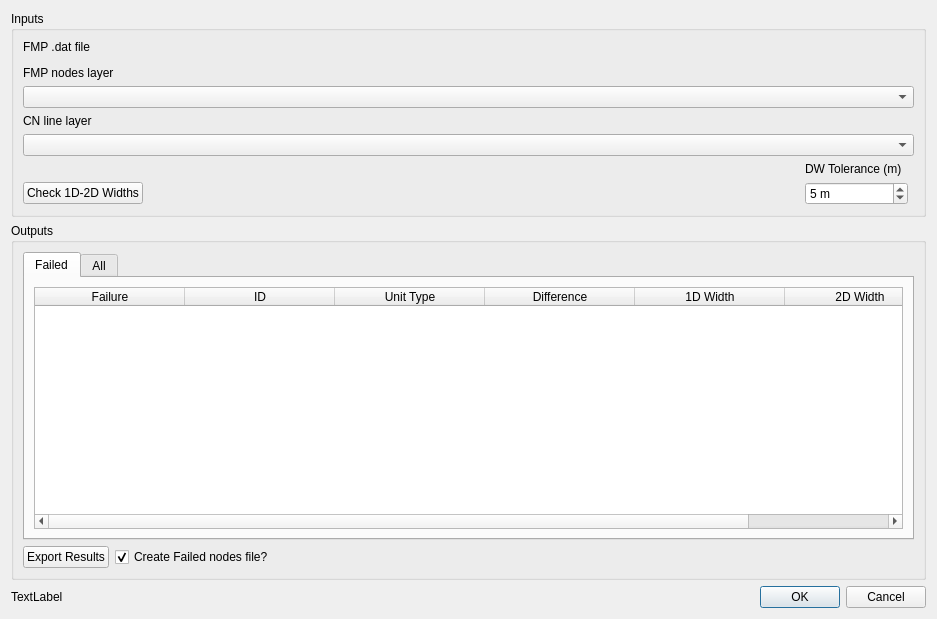
This is mod_check/forms/ui_fmptuflow_widthcheck_dialog.ui in duncan-r/ModCheck as Qt 5 draws it before an edit. The edited form follows.
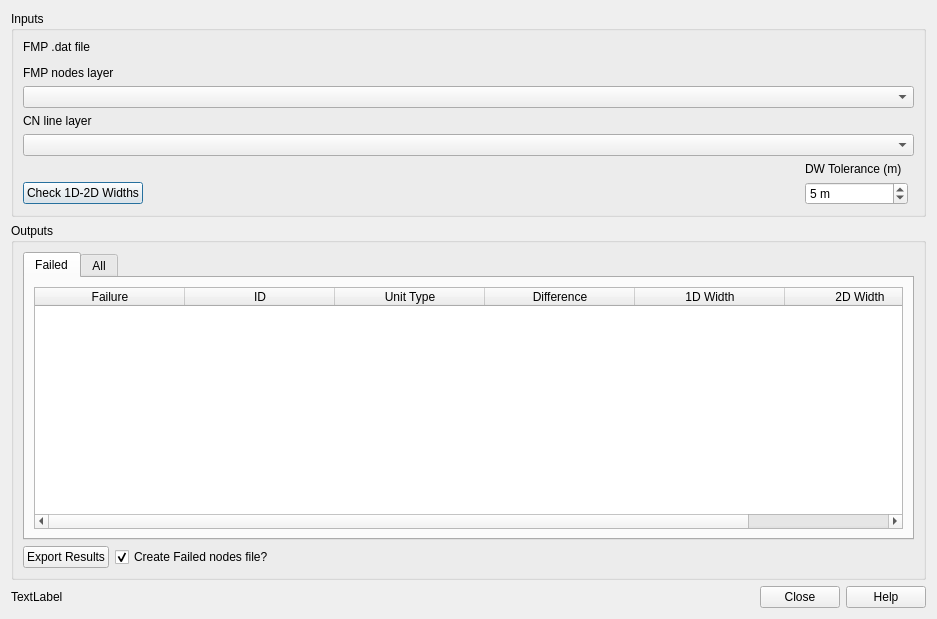
This is the edited form. Custom widgets are drawn as their Qt base class.

Commit message:
Add base class to dialogs and improve Help.
Creates a base class to be inherited by all dialogs providing
the default behaviour that all of them need like handling help
and close button behaviour and simplifying and reducing duplicate
menu module code for setting up dialogs.

```diff
--- a/mod_check/forms/ui_fmptuflow_widthcheck_dialog.ui
+++ b/mod_check/forms/ui_fmptuflow_widthcheck_dialog.ui
@@ -254,7 +254,7 @@
         <enum>Qt::Horizontal</enum>
        </property>
        <property name="standardButtons">
-        <set>QDialogButtonBox::Cancel|QDialogButtonBox::Ok</set>
+        <set>QDialogButtonBox::Close|QDialogButtonBox::Help</set>
        </property>
       </widget>
      </item>
```
The commit also changes 11 other files.
